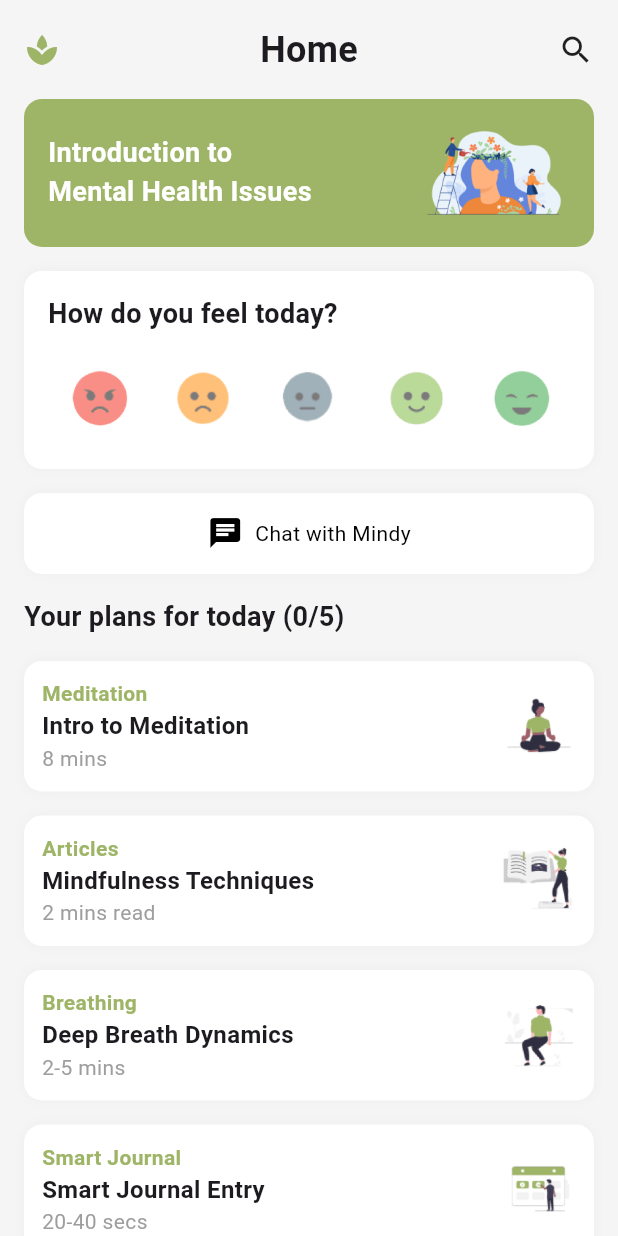
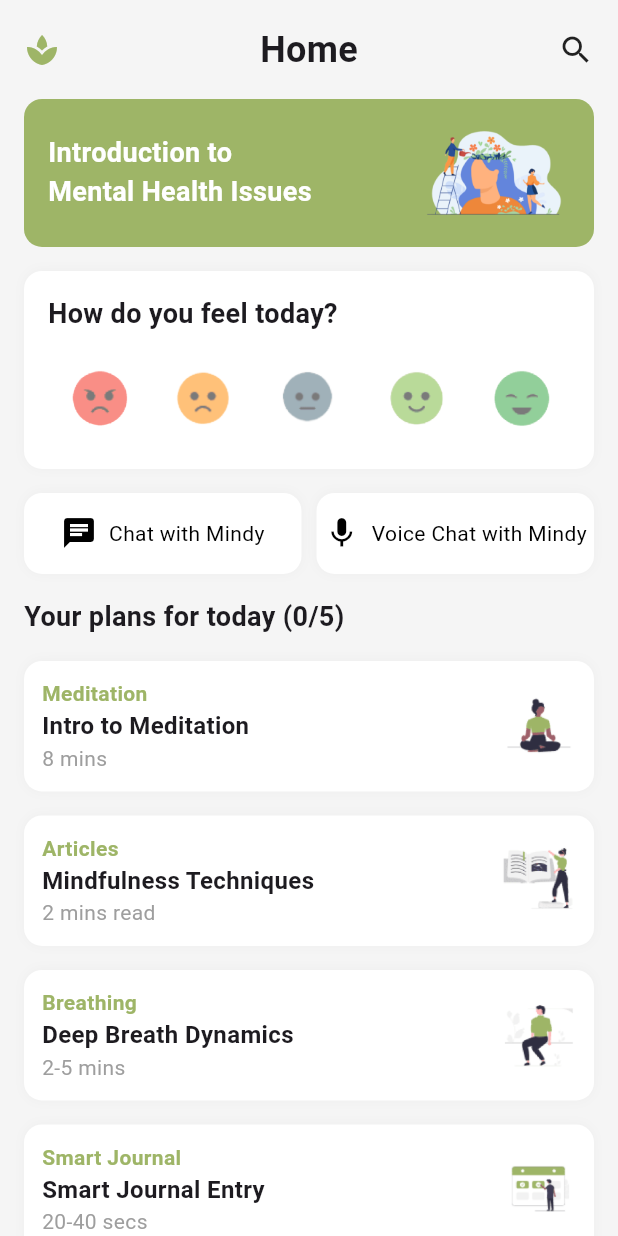
Before and after one commit to kosuri-indu/MindSync, a Flutter app: the HomePage screen opened directly, on a phone screen of 412 x 824 dp. Run offline on Flutter 3.47's test engine with Material 3 defaults, Android fonts, the phone set to English and light mode, and no system bars; our stand-ins replace audioplayers, cloud_firestore, firebase_auth, firebase_core, fl_chart, flutter_dotenv and 6 more; accounts and stored records are empty.

Commit message:
added mindy-ai voice

```diff
--- a/mindsync/lib/views/pages/home_page.dart
+++ b/mindsync/lib/views/pages/home_page.dart
@@ -1,6 +1,7 @@
 import 'package:flutter/material.dart';
 import 'package:mindsync/data/colors.dart';
 import 'package:mindsync/views/pages/chatbot_page.dart';
+import 'package:mindsync/views/pages/voice_chat_page.dart';
 
 class HomePage extends StatefulWidget {
   @override
@@ -115,23 +116,42 @@ class _HomePageState extends State<HomePage> {
                 ),
                 SizedBox(height: 16),
                 Row(
-                  mainAxisAlignment: MainAxisAlignment.spaceBetween,
+                  mainAxisAlignment: MainAxisAlignment.center,
                   children: [
-                    ActionButton(
+                    // Chat with Mindy Button
+                    Expanded(
+                      child: ActionButton(
                         text: 'Chat with Mindy',
                         icon: Icons.chat,
-                      backgroundColor:
-                          Colors.white, // Set background color to white
-                      height: 60, // Increase height
-                      shadow: true, // Enable shadow
+                        backgroundColor: Colors.white,
+                        height: 60,
+                        shadow: true,
                         onPressed: () {
                           Navigator.push(
                             context,
                             MaterialPageRoute(
-                            builder: (context) => ChatbotPage(),
-                          ),
+                                builder: (context) => ChatbotPage()),
                           );
                         },
+                      ),
+                    ),
+                    SizedBox(width: 10), // Space between buttons
+                    // Voice Chat with Mindy Button
+                    Expanded(
+                      child: ActionButton(
+                        text: 'Voice Chat with Mindy',
+                        icon: Icons.mic,
+                        backgroundColor: Colors.white,
+                        height: 60,
+                        shadow: true,
+                        onPressed: () {
+                          Navigator.push(
+                            context,
+                            MaterialPageRoute(
+                                builder: (context) => VoiceChatPage()),
+                          );
+                        },
+                      ),
                     ),
                   ],
                 ),
--- a/mindsync/pubspec.yaml
+++ b/mindsync/pubspec.yaml
@@ -24,6 +24,8 @@ dependencies:
   audioplayers: ^5.2.1
   http: ^1.1.0
   google_generative_ai: ^0.4.0
+  flutter_tts: ^4.2.2
+  speech_to_text: ^6.3.0
 
 dev_dependencies:
   flutter_test:
```
Also changed, not shown: mindsync/lib/views/pages/voice_chat_page.dart (added, +184 -0 lines), mindsync/pubspec.lock, 4 other files. Lines whose indentation alone changed are shown as unchanged.
